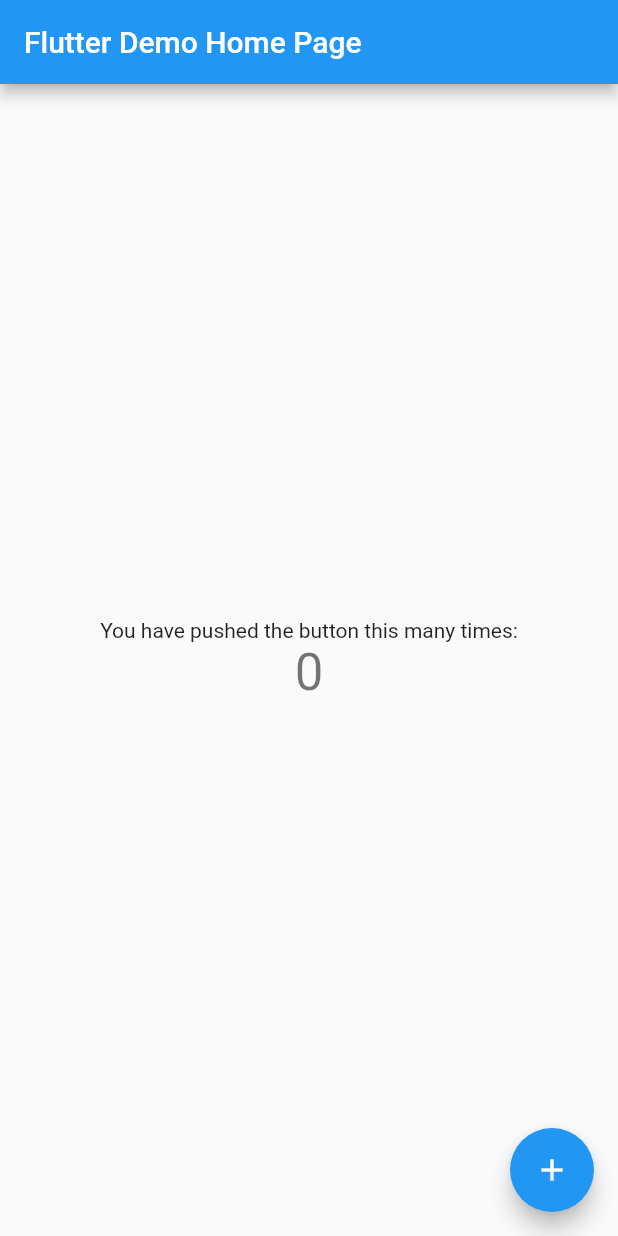
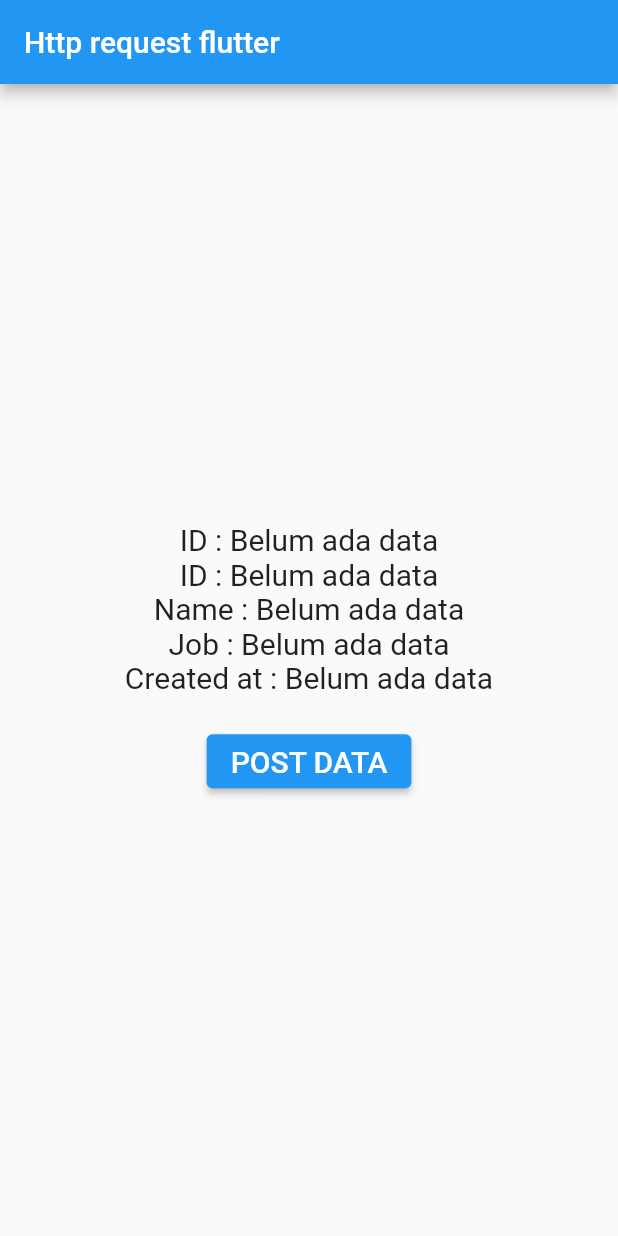
Before and after one commit to dimaszulfa/httprequestflutter, a Flutter app: the screen it shows after launch, on a phone screen of 412 x 824 dp. Run offline on Flutter 3.47's test engine with Material 2 defaults, Android fonts, the phone set to English and light mode, and no system bars.

Commit message:
post method stateful with http

```diff
--- a/lib/main.dart
+++ b/lib/main.dart
@@ -1,115 +1,70 @@
+import 'dart:developer';
+
 import 'package:flutter/material.dart';
+import 'package:httprequestflutter/models/http_stateful.dart';
 
 void main() {
-  runApp(const MyApp());
+  runApp(MyApp());
 }
 
 class MyApp extends StatelessWidget {
-  const MyApp({super.key});
-
-  // This widget is the root of your application.
   @override
   Widget build(BuildContext context) {
-    return MaterialApp(
-      title: 'Flutter Demo',
-      theme: ThemeData(
-        // This is the theme of your application.
-        //
-        // Try running your application with "flutter run". You'll see the
-        // application has a blue toolbar. Then, without quitting the app, try
-        // changing the primarySwatch below to Colors.green and then invoke
-        // "hot reload" (press "r" in the console where you ran "flutter run",
-        // or simply save your changes to "hot reload" in a Flutter IDE).
-        // Notice that the counter didn't reset back to zero; the application
-        // is not restarted.
-        primarySwatch: Colors.blue,
+    return MaterialApp(home: _HomeStatefulState());
+  }
+}
+
+class _HomeStatefulState extends StatefulWidget {
+  @override
+  State<_HomeStatefulState> createState() => _HomeStatefulStateState();
+}
+
+class _HomeStatefulStateState extends State<_HomeStatefulState> {
+  HttpStateful dataResponse = HttpStateful();
+
+  @override
+  Widget build(BuildContext context) {
+    return Scaffold(
+      appBar: AppBar(title: const Text("Http request flutter")),
+      body: Center(
+        child: Column(
+          mainAxisAlignment: MainAxisAlignment.center,
+          children: [
+            Text(
+              (dataResponse.id == null)
+                  ? "ID : Belum ada data"
+                  : "${dataResponse.id}",
+              style: TextStyle(fontSize: 20),
+            ),
+            const Text(
+              "ID : Belum ada data",
+              style: TextStyle(fontSize: 20),
+            ),
+            const Text("Name : Belum ada data", style: TextStyle(fontSize: 20)),
+            const Text("Job : Belum ada data", style: TextStyle(fontSize: 20)),
+            const Text("Created at : Belum ada data",
+                style: TextStyle(fontSize: 20)),
+            SizedBox(height: 20),
+            ElevatedButton(
+                onPressed: () {
+                  HttpStateful.connectApi("Joni", "BackENd").then(
+                    (value) {
+                      print(value.name);
+
+                      setState(() {
+                        dataResponse = value;
+                      });
+                    },
+                  );
+                  // log(data.toString());
+                },
+                child: Text(
+                  "POST DATA",
+                  style: TextStyle(fontSize: 20),
+                ))
+          ],
+        ),
       ),
-      home: const MyHomePage(title: 'Flutter Demo Home Page'),
     );
   }
 }
-
-class MyHomePage extends StatefulWidget {
-  const MyHomePage({super.key, required this.title});
-
-  // This widget is the home page of your application. It is stateful, meaning
-  // that it has a State object (defined below) that contains fields that affect
-  // how it looks.
-
-  // This class is the configuration for the state. It holds the values (in this
-  // case the title) provided by the parent (in this case the App widget) and
-  // used by the build method of the State. Fields in a Widget subclass are
-  // always marked "final".
-
-  final String title;
-
-  @override
-  State<MyHomePage> createState() => _MyHomePageState();
-}
-
-class _MyHomePageState extends State<MyHomePage> {
-  int _counter = 0;
-
-  void _incrementCounter() {
-    setState(() {
-      // This call to setState tells the Flutter framework that something has
-      // changed in this State, which causes it to rerun the build method below
-      // so that the display can reflect the updated values. If we changed
-      // _counter without calling setState(), then the build method would not be
-      // called again, and so nothing would appear to happen.
-      _counter++;
-    });
-  }
-
-  @override
-  Widget build(BuildContext context) {
-    // This method is rerun every time setState is called, for instance as done
-    // by the _incrementCounter method above.
-    //
-    // The Flutter framework has been optimized to make rerunning build methods
-    // fast, so that you can just rebuild anything that needs updating rather
-    // than having to individually change instances of widgets.
-    return Scaffold(
-      appBar: AppBar(
-        // Here we take the value from the MyHomePage object that was created by
-        // the App.build method, and use it to set our appbar title.
-        title: Text(widget.title),
-      ),
-      body: Center(
-        // Center is a layout widget. It takes a single child and positions it
-        // in the middle of the parent.
-        child: Column(
-          // Column is also a layout widget. It takes a list of children and
-          // arranges them vertically. By default, it sizes itself to fit its
-          // children horizontally, and tries to be as tall as its parent.
-          //
-          // Invoke "debug painting" (press "p" in the console, choose the
-          // "Toggle Debug Paint" action from the Flutter Inspector in Android
-          // Studio, or the "Toggle Debug Paint" command in Visual Studio Code)
-          // to see the wireframe for each widget.
-          //
-          // Column has various properties to control how it sizes itself and
-          // how it positions its children. Here we use mainAxisAlignment to
-          // center the children vertically; the main axis here is the vertical
-          // axis because Columns are vertical (the cross axis would be
-          // horizontal).
-          mainAxisAlignment: MainAxisAlignment.center,
-          children: <Widget>[
-            const Text(
-              'You have pushed the button this many times:',
-            ),
-            Text(
-              '$_counter',
-              style: Theme.of(context).textTheme.headlineMedium,
-            ),
-          ],
-        ),
-      ),
-      floatingActionButton: FloatingActionButton(
-        onPressed: _incrementCounter,
-        tooltip: 'Increment',
-        child: const Icon(Icons.add),
-      ), // This trailing comma makes auto-formatting nicer for build methods.
-    );
-  }
-}
--- /dev/null
+++ b/lib/models/http_stateful.dart
@@ -0,0 +1,27 @@
+import 'dart:convert';
+
+import 'package:http/http.dart' as http;
+
+class HttpStateful {
+  String? id, name, job, createdAt;
+
+  HttpStateful({this.id, this.name, this.job, this.createdAt});
+
+  static Future<HttpStateful> connectApi(String name, String job) async {
+    Uri url = Uri.parse("https://reqres.in/api/users");
+
+    var hasilResponse = await http.post(url, body: {
+      "name": name,
+      "job": job,
+    });
+
+    // return json.decode(hasilResponse.body); //or data = json.decode
+    //atau HttpStateful(id: data["id"], name: data["name"];)
+    var data = json.decode(hasilResponse.body);
+    return HttpStateful(
+        id: data["id"],
+        name: data["name"],
+        job: data["job"],
+        createdAt: data["createdAt"]);
+  }
+}
```
Also changed, not shown: pubspec.yaml (+7 -16 lines), pubspec.lock.
